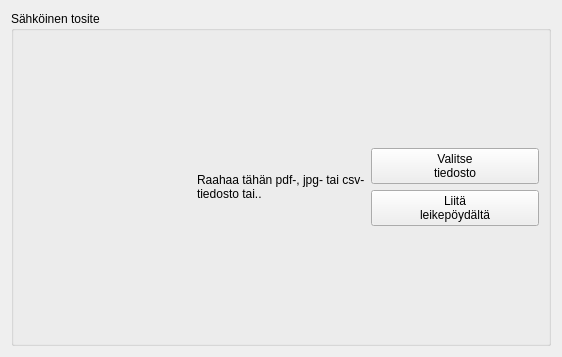
Qt form kitupiikki/kirjaus/tositewg.ui (artoh/kitupiikki) before a commit.
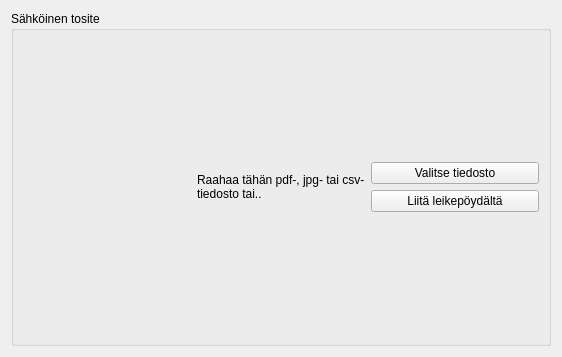
The same form after that commit. Icons and pictures are not drawn.

The edit to the form file:
```diff
--- a/kitupiikki/kirjaus/tositewg.ui
+++ b/kitupiikki/kirjaus/tositewg.ui
@@ -58,8 +58,7 @@
         <item>
          <widget class="QPushButton" name="valitseTiedostoNappi">
           <property name="text">
-           <string>Valitse
-tiedosto</string>
+           <string>Valitse tiedosto</string>
           </property>
           <property name="icon">
            <iconset resource="../pic/pic.qrc">
@@ -73,8 +72,7 @@
         <item>
          <widget class="QPushButton" name="liitaNappi">
           <property name="text">
-           <string>Liitä
-leikepöydältä</string>
+           <string>Liitä leikepöydältä</string>
           </property>
           <property name="icon">
            <iconset resource="../pic/pic.qrc">
```
